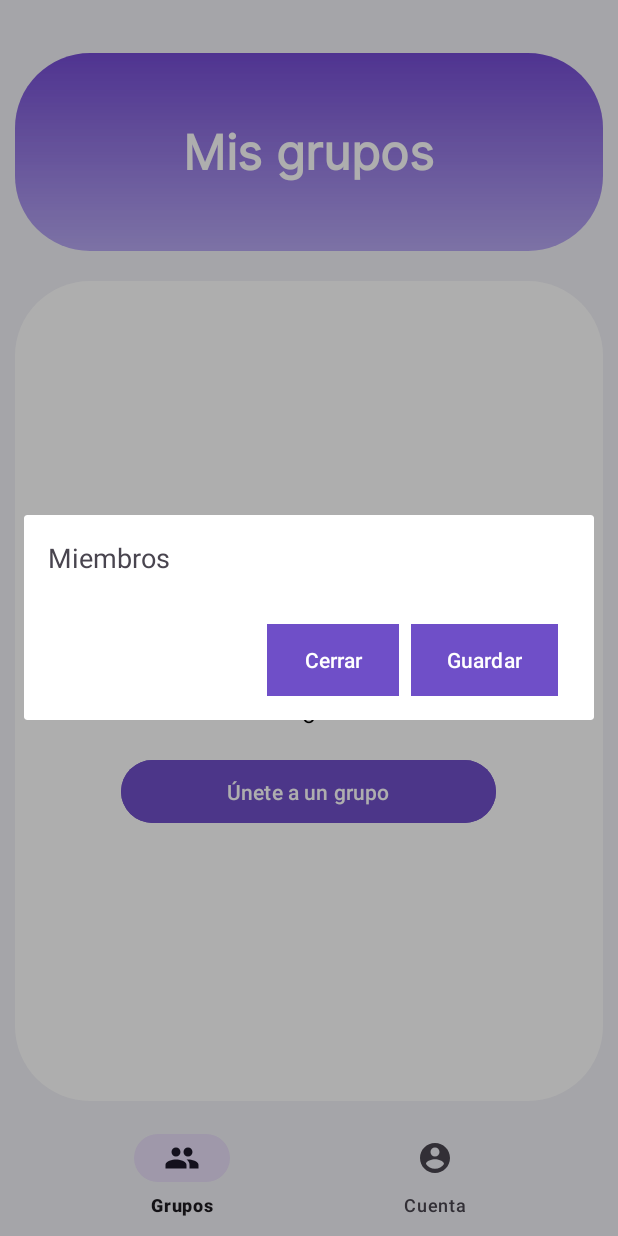
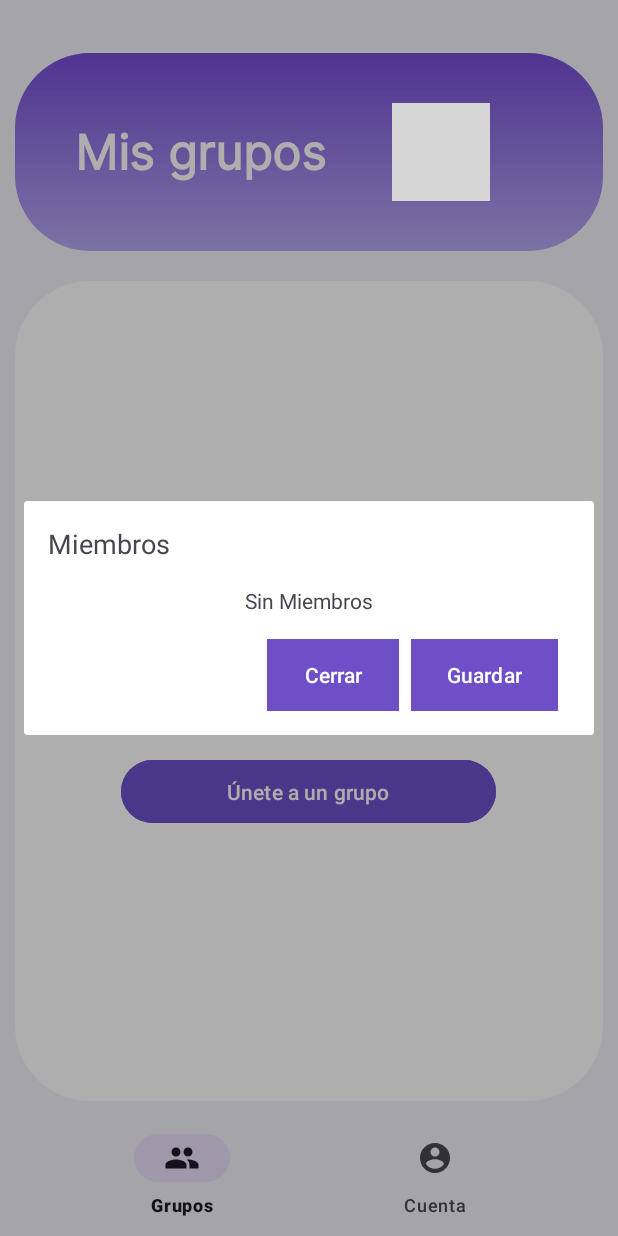
Before and after one commit to JoelCota/TripSplit, an Android app: the fragment MiembrosDialogFragment placed in its activity, on a phone screen of 412 x 824 dp. Run offline under Robolectric (Android 15) with nearby library versions, the phone set to English and light mode, and no system bars; our stand-ins replace Firebase (no records; nobody signed in at launch, a user with empty details on screens opened directly); grey boxes are pictures that could not be loaded.

Commit message:
Style Pages
Se modifico algunos estilos de pagina y se adiciono limites en los campos de texto

```diff
--- a/app/src/main/java/org/itson/tripsplit/ui/fragments/GruposFragment.kt
+++ b/app/src/main/java/org/itson/tripsplit/ui/fragments/GruposFragment.kt
@@ -18,7 +18,6 @@ import org.itson.tripsplit.data.repository.UserRepository
 class GruposFragment : Fragment() {
 
     private lateinit var binding: FragmentGruposBinding
-    private val grupoRepository = GrupoRepository()
     private val userRepository = UserRepository()
 
     override fun onCreateView(
@@ -57,11 +56,9 @@ class GruposFragment : Fragment() {
             val groupView = LayoutInflater.from(context).inflate(R.layout.list_item_group, linearLayoutGroups, false)
 
             val groupNameTextView: TextView = groupView.findViewById(R.id.group_name)
-            val groupIdTextView: TextView = groupView.findViewById(R.id.group_id)
             val groupDescriptionTextView: TextView = groupView.findViewById(R.id.group_description)
             val gastosTextView: TextView = groupView.findViewById(R.id.gastos)
             groupNameTextView.text = grupo.nombre
-            groupIdTextView.text = "#${grupo.id}"
             groupDescriptionTextView.text = "Han gastado $0.00"
             gastosTextView.text = "Te deben $0.00"
             groupView.setOnClickListener {
--- a/app/src/main/java/org/itson/tripsplit/ui/fragments/MiembrosDialogFragment.kt
+++ b/app/src/main/java/org/itson/tripsplit/ui/fragments/MiembrosDialogFragment.kt
@@ -10,6 +10,7 @@ import androidx.fragment.app.DialogFragment
 import org.itson.tripsplit.R
 import org.itson.tripsplit.data.model.Usuario
 import org.json.JSONObject
+import org.w3c.dom.Text
 
 class MiembrosDialogFragment : DialogFragment() {
 
@@ -39,12 +40,16 @@ class MiembrosDialogFragment : DialogFragment() {
 
         miembros = arguments?.getParcelableArrayList(ARG_MIEMBROS) ?: mutableListOf()
         val mode = arguments?.getString(ARG_MODE)
-        Log.d("INFO", miembros.toString())
+        Log.d("NuenoGastoINFO", miembros.size.toString())
 
         val containerMiembros: LinearLayout = rootView.findViewById(R.id.containerMiembros)
         val btnGuardar: Button = rootView.findViewById(R.id.btnGuardar)
         val btnCerrar: Button = rootView.findViewById(R.id.btnCerrar)
         val txtTitulo: TextView = rootView.findViewById(R.id.txtTitulo)
+        val txtMembers: TextView= rootView.findViewById(R.id.txtMembers)
+        if (miembros.size==1){
+            txtMembers.visibility=View.INVISIBLE
+        }
 
         txtTitulo.text = "Miembros"
         txtTitulo.gravity = View.TEXT_ALIGNMENT_CENTER
--- a/app/src/main/res/layout/dialog_miembros.xml
+++ b/app/src/main/res/layout/dialog_miembros.xml
@@ -21,8 +21,13 @@
         android:layout_width="match_parent"
         android:layout_height="wrap_content"
         android:orientation="vertical"/>
+    <TextView
+        android:id="@+id/txtMembers"
+        android:layout_width="wrap_content"
+        android:layout_height="wrap_content"
+        android:layout_gravity="center"
+        android:text="Sin Miembros"/>
 
-    <!-- Contenedor para los botones -->
     <LinearLayout
         android:layout_width="match_parent"
         android:layout_height="wrap_content"
--- a/app/src/main/res/layout/fragment_crear_grupo.xml
+++ b/app/src/main/res/layout/fragment_crear_grupo.xml
@@ -63,7 +63,9 @@
             android:layout_height="wrap_content"
             android:hint="Introduce el nombre del grupo"
             android:padding="10dp"
-            android:inputType="text"/>
+            android:inputType="text"
+            android:maxLength="15"
+            />
 
         <Button
             android:id="@+id/btnCrearGrupo"
--- a/app/src/main/res/layout/fragment_grupos_detail.xml
+++ b/app/src/main/res/layout/fragment_grupos_detail.xml
@@ -38,8 +38,8 @@
                 android:layout_width="wrap_content"
                 android:layout_height="wrap_content"
                 android:layout_weight="1"
-                android:gravity="center"
-                android:text=" "
+                android:gravity="left|clip_horizontal"
+                android:text=""
                 android:textColor="@android:color/white"
                 android:textSize="@dimen/title_font_size"
                 android:textStyle="bold" />
@@ -54,7 +54,6 @@
         </LinearLayout>
     </LinearLayout>
 
-    <!-- Contenedor con peso para empujar el botón hacia abajo -->
     <LinearLayout
         android:layout_width="match_parent"
         android:layout_height="0dp"
@@ -127,6 +126,7 @@
                     android:layout_marginEnd="16dp"/>
 
                 <TextView
+                    android:id="@+id/btnReporteGastos"
                     android:layout_width="wrap_content"
                     android:layout_height="wrap_content"
                     android:text="Reporte Gastos"
--- a/app/src/main/res/layout/fragment_sin_grupos.xml
+++ b/app/src/main/res/layout/fragment_sin_grupos.xml
@@ -14,8 +14,9 @@
         android:layout_width="match_parent"
         android:layout_height="@dimen/activity_tittle_box_vertical"
         android:layout_margin="10dp"
+        android:orientation="horizontal"
         android:background="@drawable/gradient_title"
-        android:gravity="center">
+        android:gravity="center_vertical">
 
         <TextView
             android:layout_width="wrap_content"
@@ -23,9 +24,21 @@
             android:fontFamily="@font/inter"
             android:text="Mis grupos"
             android:textColor="@android:color/white"
-            android:textSize="32sp"
+            android:textSize="@dimen/title_font_size"
             android:textStyle="bold"
-            />
+            android:layout_marginLeft="40dp"/>
+
+        <!-- Espaciador flexible -->
+        <View
+            android:layout_width="0dp"
+            android:layout_height="wrap_content"
+            android:layout_weight="1"/>
+
+        <ImageView
+            android:layout_width="65dp"
+            android:layout_height="65dp"
+            android:src="@drawable/paper_plane"
+            android:layout_marginRight="75dp"/>
     </LinearLayout>
 
     <!-- Contenido principal -->
--- a/app/src/main/res/layout/fragment_unirse_grupo.xml
+++ b/app/src/main/res/layout/fragment_unirse_grupo.xml
@@ -61,9 +61,11 @@
             android:id="@+id/editCodigoGrupo"
             android:layout_width="match_parent"
             android:layout_height="wrap_content"
-            android:hint="#156879"
+            android:hint="#AV2346"
             android:padding="10dp"
-            android:inputType="text"/>
+            android:inputType="text"
+            android:maxLength="6"
+            />
 
         <Button
             android:id="@+id/btnUnirseGrupo"
```
Also changed, not shown: app/src/main/res/layout/fragment_grupos.xml (+17 -2 lines), app/src/main/res/layout/list_item_group.xml (+0 -8 lines).
